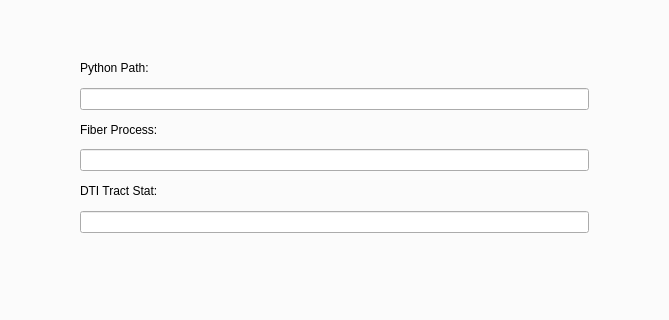
Before: the Qt Designer form mainwindow.ui in nintendops/T1T2FiberAnalyzer, drawn with Qt 5; both pictures show x 123 to 792 and y 132 to 452 of the 1117 by 546 pixel window.
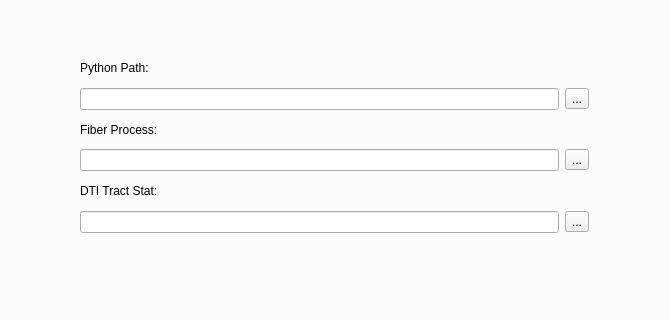
After: the same form once the commit is applied. The open tabs and pages were chosen to show the change.

Diff of the .ui file:
```diff
--- a/mainwindow.ui
+++ b/mainwindow.ui
@@ -360,7 +360,18 @@
         </widget>
        </item>
        <item>
-        <widget class="QLineEdit" name="lineEdit_3"/>
+        <layout class="QHBoxLayout" name="horizontalLayout_3">
+         <item>
+          <widget class="QLineEdit" name="pyPath"/>
+         </item>
+         <item>
+          <widget class="QToolButton" name="pyPathBtn">
+           <property name="text">
+            <string>...</string>
+           </property>
+          </widget>
+         </item>
+        </layout>
        </item>
        <item>
         <widget class="QLabel" name="label_10">
@@ -370,7 +381,18 @@
         </widget>
        </item>
        <item>
-        <widget class="QLineEdit" name="lineEdit_4"/>
+        <layout class="QHBoxLayout" name="horizontalLayout_5">
+         <item>
+          <widget class="QLineEdit" name="lineEdit_2"/>
+         </item>
+         <item>
+          <widget class="QToolButton" name="toolButton_2">
+           <property name="text">
+            <string>...</string>
+           </property>
+          </widget>
+         </item>
+        </layout>
        </item>
        <item>
         <widget class="QLabel" name="label_11">
@@ -380,7 +402,18 @@
         </widget>
        </item>
        <item>
-        <widget class="QLineEdit" name="lineEdit_5"/>
+        <layout class="QHBoxLayout" name="horizontalLayout_6">
+         <item>
+          <widget class="QLineEdit" name="lineEdit_3"/>
+         </item>
+         <item>
+          <widget class="QToolButton" name="toolButton_3">
+           <property name="text">
+            <string>...</string>
+           </property>
+          </widget>
+         </item>
+        </layout>
        </item>
       </layout>
      </widget>
```
Left out of the diff: 6 changed lines with no effect on the pictures.
